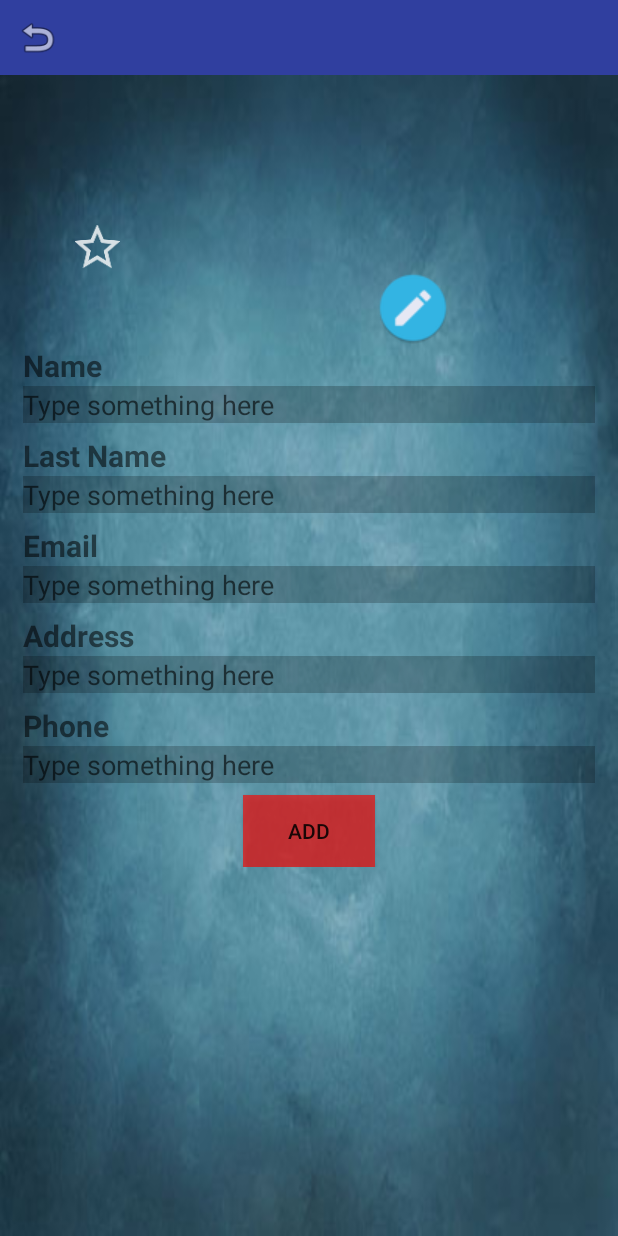
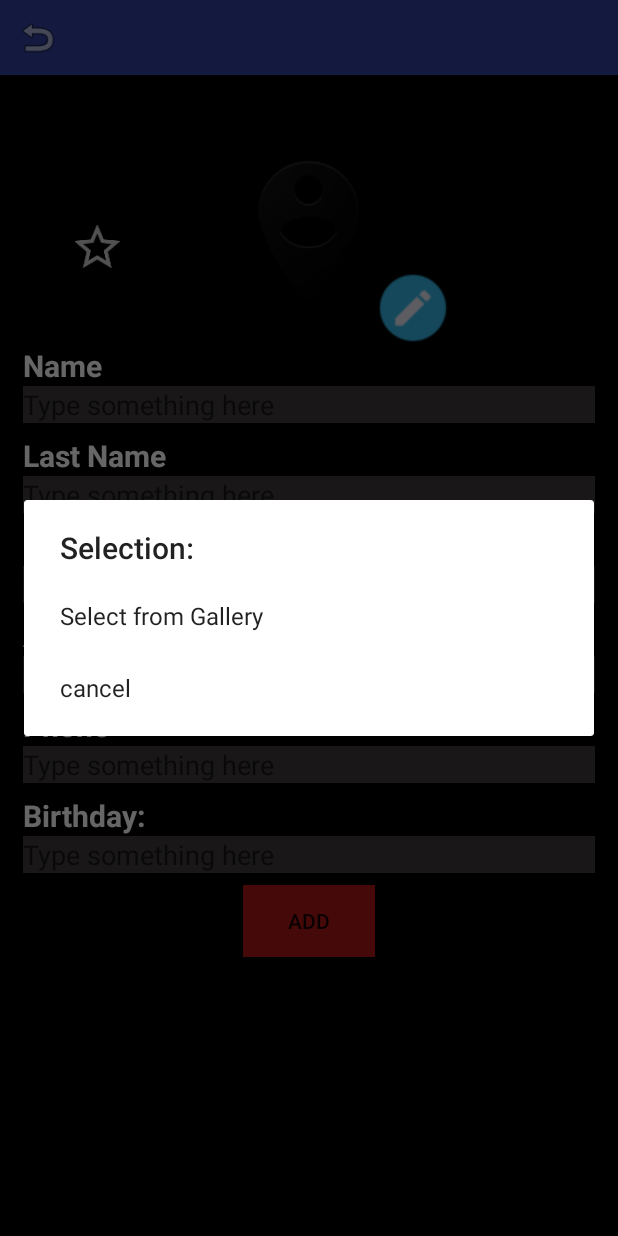
Before and after one commit to agmeag22/Contacts_Parcial_I, an Android app: the CreateContact screen opened directly, with no data from a screen before it, after a tap on an icon or button, on a phone screen of 412 x 824 dp. Run offline under Robolectric (Android 15) with nearby library versions, the phone set to English and light mode, and no system bars; plain views replace CircularImageView; pictures from the network do not load.

Commit message:
Edit is posible now.

```diff
--- a/app/src/main/AndroidManifest.xml
+++ b/app/src/main/AndroidManifest.xml
@@ -1,9 +1,11 @@
 <?xml version="1.0" encoding="utf-8"?>
 <manifest xmlns:android="http://schemas.android.com/apk/res/android"
     package="com.meag.contactsp">
-
+    <uses-feature android:name="android.hardware.camera" android:required="true"/>
+    <uses-permission android:name="android.permission.CAMERA"/>
     <uses-permission android:name="android.permission.CALL_PHONE" />
     <uses-permission android:name="android.permission.READ_CONTACTS" />
+    <uses-permission android:name="android.permission.READ_EXTERNAL_STORAGE"/>
 
     <application
         android:allowBackup="true"
--- a/app/src/main/java/com/meag/contactsp/Activities/CreateContact.java
+++ b/app/src/main/java/com/meag/contactsp/Activities/CreateContact.java
@@ -1,19 +1,28 @@
 package com.meag.contactsp.Activities;
 
 import android.app.Activity;
+import android.content.DialogInterface;
 import android.content.Intent;
 import android.net.Uri;
 import android.os.Bundle;
+import android.os.Environment;
+import android.provider.MediaStore;
+import android.support.v7.app.AlertDialog;
 import android.support.v7.app.AppCompatActivity;
 import android.view.View;
 import android.widget.Button;
 import android.widget.EditText;
 import android.widget.ImageButton;
 import android.widget.ImageView;
+import android.widget.Toast;
 
+import com.bumptech.glide.Glide;
+import com.bumptech.glide.request.RequestOptions;
+import com.meag.contactsp.ImageURI;
 import com.meag.contactsp.Objects.Contact;
 import com.meag.contactsp.R;
 
+import java.io.File;
 import java.util.ArrayList;
 import java.util.LinkedHashMap;
 
@@ -25,7 +34,7 @@ public class CreateContact extends AppCompatActivity {
     EditText email;
     EditText address;
     EditText phone;
-    EditText id;
+    EditText birthday;
     Button btnadd;
     ImageButton btnfav;
     Uri image;
@@ -42,8 +51,14 @@ public class CreateContact extends AppCompatActivity {
         super.onCreate(savedInstanceState);
         setContentView(R.layout.activity_create_contact);
         findviews();
+        birthday.setOnClickListener(new View.OnClickListener() {
+            @Override
+            public void onClick(View v) {
+                //showDatePickerDialog();
+            }
+        });
         favmark=false;
-
+        photo.setImageResource(R.drawable.ic_personbig);
         if(getIntent().getSerializableExtra("contacto")!=null){
             contact= (Contact) getIntent().getSerializableExtra("contacto");
             settextviews();
@@ -104,7 +119,8 @@ public class CreateContact extends AppCompatActivity {
         changeimage.setOnClickListener(new View.OnClickListener() {
             @Override
             public void onClick(View v) {
-
+                Toast.makeText(CreateContact.this, getString(R.string.changetoselect), Toast.LENGTH_SHORT).show();
+                selectImage();
             }
         });
 
@@ -120,6 +136,7 @@ public class CreateContact extends AppCompatActivity {
         btnadd=findViewById(R.id.btnadd);
         btnfav=findViewById(R.id.favchecker);
         changeimage=findViewById(R.id.btnchangeimage);
+        birthday=findViewById(R.id.edit_text_birthday);
     }
     public Contact setValues(){
         Contact contact=new Contact();
@@ -153,4 +170,64 @@ public class CreateContact extends AppCompatActivity {
         }
 
     }
+    private void selectImage() {
+        final CharSequence[] items = {
+                getString(R.string.selectphotog),
+                getString(R.string.cancel)
+        };
+
+        AlertDialog.Builder builder = new AlertDialog.Builder(this);
+        builder.setTitle(getString(R.string.title_selection));
+        builder.setItems(items, new DialogInterface.OnClickListener() {
+            @Override
+            public void onClick(DialogInterface dialog, int item) {
+//                if (items[item].equals(getString(R.string.selectphoto))) {
+//                    File f = new File(Environment.getExternalStorageDirectory(), "POST_IMAGE.jpg");
+//                    Intent intent = new Intent(MediaStore.ACTION_IMAGE_CAPTURE);
+//                    startActivityForResult(intent, 8);  }else{
+                 if (items[item].equals(getString(R.string.selectphotog))) {
+                    Intent intent = new Intent(
+                            Intent.ACTION_PICK,
+                            android.provider.MediaStore.Images.Media.EXTERNAL_CONTENT_URI);
+                    intent.setType("image/*");
+                    startActivityForResult(
+                            Intent.createChooser(intent, getString(R.string.title_selection)),
+                            8);
+                } else if (items[item].equals(getString(R.string.cancel))) {
+                    dialog.dismiss();
+                }
+            }
+        });
+        builder.show();
+    }
+    @Override
+    public void onActivityResult(int requestCode, int resultCode, Intent data) {
+        if (requestCode == 8 && resultCode == RESULT_OK) {
+            Uri selectedImageURI = data.getData();
+            contact.setImg(selectedImageURI.toString());
+
+            Glide.with(this).load(new File(ImageURI.getRealPathFromURI(this, selectedImageURI))).apply(RequestOptions.overrideOf(150, 150)).into(photo);
+            photo.setImageURI(selectedImageURI);
+            Toast.makeText(this, getString(R.string.selectionmade), Toast.LENGTH_SHORT).show();
+        }
+    }
+
+//    private File createImageFile() throws IOException {
+//        // Create an image file name
+//        String timeStamp = new SimpleDateFormat("yyyyMMdd_HHmmss").format(new Date());
+//        String imageFileName = "JPEG_" + timeStamp + "_";
+//        File storageDir = getExternalFilesDir(Environment.DIRECTORY_PICTURES);
+//        File image = File.createTempFile(
+//                imageFileName,  /* prefix */
+//                ".jpg",         /* suffix */
+//                storageDir      /* directory */
+//        );
+//
+//        // Save a file: path for use with ACTION_VIEW intents
+//        mCurrentPhotoPath = image.getAbsolutePath();
+//        return image
+//private void showDatePickerDialog() {
+//    DatePickerFragment newFragment = new DatePickerFragment();
+//    newFragment.show(getActivity().getSupportFragmentManager(), "datePicker")
+//}
 }
--- a/app/src/main/res/layout/content_create_contact.xml
+++ b/app/src/main/res/layout/content_create_contact.xml
@@ -6,7 +6,7 @@
     android:layout_height="match_parent"
     app:layout_behavior="@string/appbar_scrolling_view_behavior"
     tools:context=".Activities.CreateContact"
-    android:background="@drawable/background"
+    android:background="@android:color/black"
     tools:showIn="@layout/activity_create_contact">
     <RelativeLayout
         android:layout_width="match_parent"
@@ -45,11 +45,9 @@
             android:layout_width="wrap_content"
             android:layout_height="wrap_content"
             android:layout_below="@+id/create_imageview_descrpition"
-            android:layout_marginLeft="15dp"
-            android:layout_marginRight="15dp"
+            style="@style/CustomforTextview"
             android:text="@string/createname"
-            android:textSize="20sp"
-            android:textStyle="bold" />
+            />
 
         <EditText
             android:id="@+id/edit_text_name"
@@ -57,18 +55,16 @@
             android:layout_height="wrap_content"
             android:layout_below="@+id/text_view_name"
             style="@style/CustomforEditText"
-            android:imeOptions="flagNoExtractUi"/>
+            />
 
         <TextView
             android:id="@+id/text_view_last_name"
             android:layout_width="wrap_content"
             android:layout_height="wrap_content"
             android:layout_below="@+id/edit_text_name"
-            android:layout_marginLeft="15dp"
-            android:layout_marginRight="15dp"
+            style="@style/CustomforTextview"
             android:text="@string/last_name"
-            android:textSize="20sp"
-            android:textStyle="bold" />
+            />
 
         <EditText
             android:id="@+id/edit_text_last_name"
@@ -83,18 +79,16 @@
             android:layout_width="wrap_content"
             android:layout_height="wrap_content"
             android:layout_below="@+id/edit_text_last_name"
-            android:layout_marginLeft="15dp"
-            android:layout_marginRight="15dp"
+            style="@style/CustomforTextview"
             android:text="@string/email"
-            android:textSize="20sp"
-            android:textStyle="bold" />
+             />
 
         <EditText
             android:id="@+id/edit_text_email"
             android:layout_width="match_parent"
             android:layout_height="wrap_content"
             android:layout_below="@+id/text_view_email"
-            android:imeOptions="flagNoExtractUi"
+
             style="@style/CustomforEditText" />
 
         <TextView
@@ -102,18 +96,15 @@
             android:layout_width="wrap_content"
             android:layout_height="wrap_content"
             android:layout_below="@+id/edit_text_email"
-            android:layout_marginLeft="15dp"
-            android:layout_marginRight="15dp"
+            style="@style/CustomforTextview"
             android:text="@string/address"
-            android:textSize="20sp"
-            android:textStyle="bold" />
+            />
 
         <EditText
             android:id="@+id/edit_text_address"
             android:layout_width="match_parent"
             android:layout_height="wrap_content"
             android:layout_below="@+id/text_view_address"
-            android:imeOptions="flagNoExtractUi"
             style="@style/CustomforEditText"/>
 
         <TextView
@@ -121,11 +112,9 @@
             android:layout_width="wrap_content"
             android:layout_height="wrap_content"
             android:layout_below="@+id/edit_text_address"
-            android:layout_marginLeft="15dp"
-            android:layout_marginRight="15dp"
+            style="@style/CustomforTextview"
             android:text="@string/phone"
-            android:textSize="20sp"
-            android:textStyle="bold" />
+            />
 
         <EditText
             android:id="@+id/edit_text_phone"
@@ -133,17 +122,32 @@
             android:layout_height="wrap_content"
             android:layout_below="@+id/text_view_phone"
             android:inputType="phone"
-            android:imeOptions="flagNoExtractUi"
+            style="@style/CustomforEditText"/>
+
+        <TextView
+            android:id="@+id/text_view_birthday"
+            android:layout_width="wrap_content"
+            android:layout_height="wrap_content"
+            android:layout_below="@+id/edit_text_phone"
+            style="@style/CustomforTextview"
+            android:text="@string/birthday"
+            />
+
+        <EditText
+            android:id="@+id/edit_text_birthday"
+            android:layout_width="match_parent"
+            android:layout_height="wrap_content"
+            android:layout_below="@+id/text_view_birthday"
+            android:inputType="date"
             style="@style/CustomforEditText"/>
         <Button
             android:id="@+id/btnadd"
             android:layout_width="wrap_content"
             android:layout_height="wrap_content"
-            android:layout_below="@+id/edit_text_phone"
+            android:layout_below="@+id/edit_text_birthday"
             android:layout_centerHorizontal="true"
             android:text="@string/add"
             android:background="@color/tabinferior" />
-
     </RelativeLayout>
 
 
--- a/app/src/main/res/values/strings.xml
+++ b/app/src/main/res/values/strings.xml
@@ -20,4 +20,10 @@
     <string name="birthday">Birthday:</string>
     <string name="emailtext">Email:</string>
     <string name="addresstext">Address:</string>
+    <string name="selectphotog">Select from Gallery</string>
+    <string name="cancel">cancel</string>
+    <string name="title_selection">Selection:</string>
+    <string name="selectionmade">Image Selected</string>
+    <string name="changetoselect">Pick an option</string>
+
 </resources>
--- a/app/src/main/res/values/styles.xml
+++ b/app/src/main/res/values/styles.xml
@@ -37,9 +37,15 @@
         <item name="android:layout_marginLeft">15dp</item>
         <item name="android:layout_marginRight">15dp</item>
         <item name="android:layout_marginBottom">8dp</item>
-        <item name="android:background">@color/cardview_shadow_start_color</item>
+        <item name="android:background">#bd544f4f</item>
         <item name="android:textColor">#fff</item>
-
+        <item name="android:imeOptions">flagNoExtractUi</item>
     </style>
-
+    <style name="CustomforTextview">
+        <item name="android:layout_marginLeft">15dp</item>
+        <item name="android:layout_marginRight">15dp</item>
+        <item name="android:textSize">20sp</item>
+        <item name="android:textStyle">bold</item>
+        <item name="android:textColor">@android:color/white</item>
+    </style>
 </resources>
```
Also changed, not shown: app/src/main/java/com/meag/contactsp/Activities/Description_Contact.java (+16 -0 lines), app/src/main/java/com/meag/contactsp/Activities/MainActivity.java (+17 -1 lines), app/src/main/java/com/meag/contactsp/ImageURI.java (added, +209 -0 lines).
